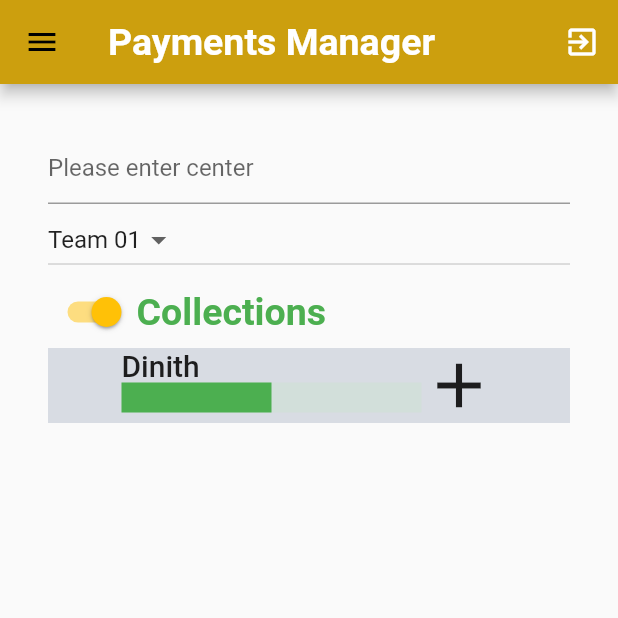
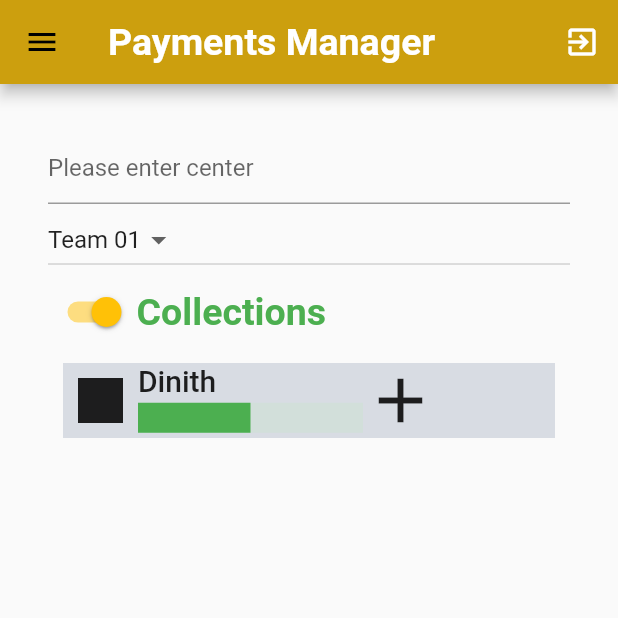
Before and after one commit to dinith72/smartLender_mobile_app, a Flutter app: the PaymentsManager screen opened by its route, on a phone screen of 412 x 824 dp, the top half of it. Run offline on Flutter 3.47's test engine with Material 2 defaults, Android fonts, the phone set to English and light mode, and no system bars; missing offline and left inert: sqljocky5.

Commit message:
adding an icon image

```diff
--- a/lib/components/memberProfile.dart
+++ b/lib/components/memberProfile.dart
@@ -25,15 +25,22 @@ class _MemberProfile extends State<MemberProfile>{
 
   Widget build(BuildContext context){
     return new Container(
+        margin: const EdgeInsets.symmetric(vertical: 10.0 , horizontal: 10.0),
         color: _conColor ,
         child:new Row(
-          crossAxisAlignment: CrossAxisAlignment.start,
-          mainAxisAlignment: MainAxisAlignment.center,
+          crossAxisAlignment: CrossAxisAlignment.center,
+          mainAxisAlignment: MainAxisAlignment.start,
           mainAxisSize: MainAxisSize.max,
 
           children: <Widget>[
-//            new ImageIcon(
-//                new FileImage(  "C:\Users\Dinith Jayabodhi\Downloads\profile_user.jpg"))   ,
+            new Container(
+              child: new ImageIcon( new AssetImage('Images/new.png') , size:30.0 ) ,
+              margin: const EdgeInsets.symmetric(horizontal: 10.0 ,vertical: 5.0),
+              alignment: Alignment.center,
+            ) ,
+
+        //Image.asset('assets/Images/profile.png'))
+          // ,
             new Column(
                 crossAxisAlignment: CrossAxisAlignment.start,
                 mainAxisAlignment: MainAxisAlignment.center,
@@ -42,9 +49,10 @@ class _MemberProfile extends State<MemberProfile>{
                       style : new TextStyle( fontSize:20.0 , fontWeight: FontWeight.w500 )
                   ),
                   new Container(
+                    margin: const EdgeInsets.symmetric(vertical: 3.0),
                     child: new SizedBox(
                         height: 20.0,
-                        width: 200.0,
+                        width: 150.0,
                         child: new LinearProgressIndicator(
                             value: _progressVal,
                             backgroundColor: new Color.fromRGBO(184, 234, 182, 0.2),
@@ -53,11 +61,14 @@ class _MemberProfile extends State<MemberProfile>{
                   )
 
                 ]),
-//
-                new SelectIcon(
-                  selected: _selected, // values are passed to  the this.selected in Select icon component
-                  onClicked:(bool val) {_onIconSelected(val);},// onclicked method is called in the slect Icon component
-                ),
+               new Container(
+                 child: new SelectIcon(
+                   selected: _selected, // values are passed to  the this.selected in Select icon component
+                   onClicked:(bool val) {_onIconSelected(val);},// onclicked method is called in the slect Icon component
+                 ),
+                 alignment: Alignment.centerRight,
+               ) ,
+
 
 
           ],
```
Also changed, not shown: pubspec.yaml (+4 -5 lines), Images/new.png (added), Images/profile.png (renamed from lib/Images/profile.png).
